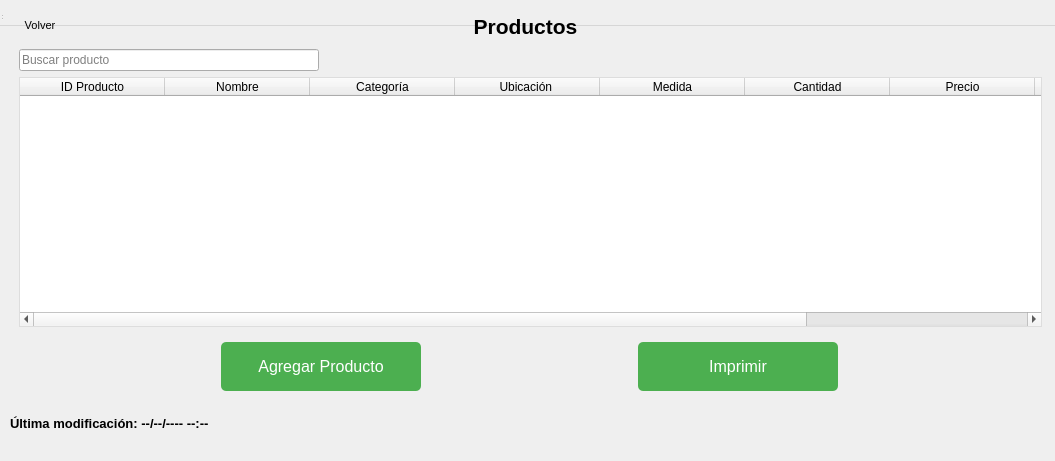
Before: the Qt Designer form ui/designer/productos.ui in FranciscoAntonelli/vivero-app, drawn with Qt 5.
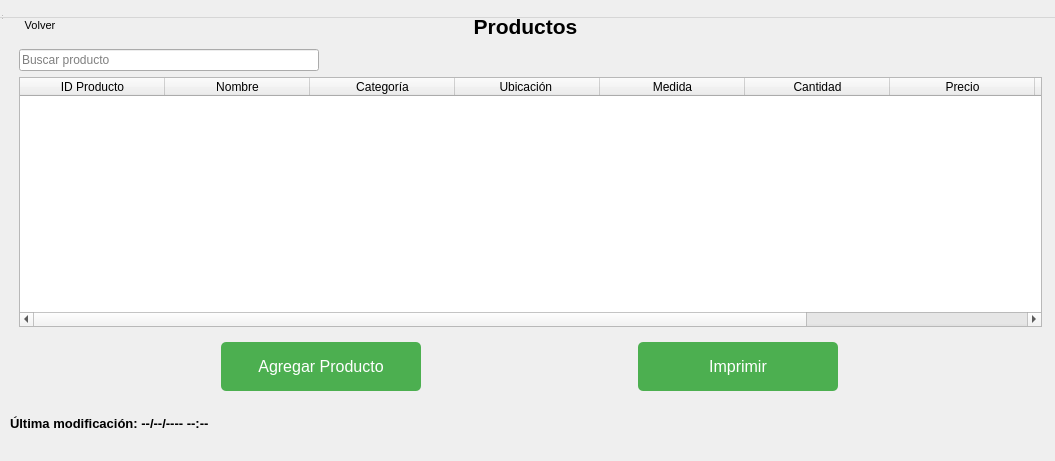
After: the same form once the commit is applied. Icons and pictures are not drawn.

```diff
--- a/ui/designer/productos.ui
+++ b/ui/designer/productos.ui
@@ -15,10 +15,6 @@
   </property>
   <property name="styleSheet">
    <string notr="true">
-QTableWidget {
-    border: 1px solid #ddd;
-    font-size: 14px;
-}
 QLabel {
     font-weight: bold;
     font-size: 14px;
@@ -213,7 +209,7 @@
      <x>0</x>
      <y>0</y>
      <width>1055</width>
-     <height>26</height>
+     <height>18</height>
     </rect>
    </property>
   </widget>
@@ -256,6 +252,7 @@
    </property>
    <property name="font">
     <font>
+     <pointsize>-1</pointsize>
     </font>
    </property>
    <property name="styleSheet">
@@ -295,6 +292,7 @@
    </property>
    <property name="font">
     <font>
+     <pointsize>-1</pointsize>
      <weight>75</weight>
      <bold>true</bold>
     </font>
```
Left out of the diff: 1 changed line with no effect on the pictures.
